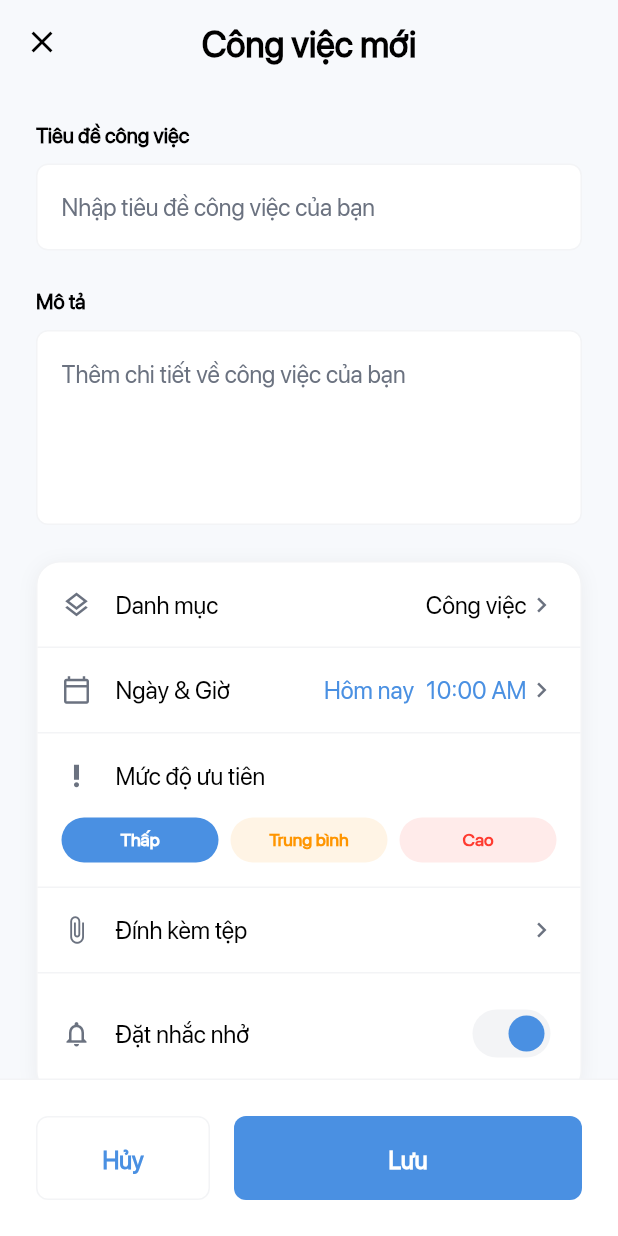
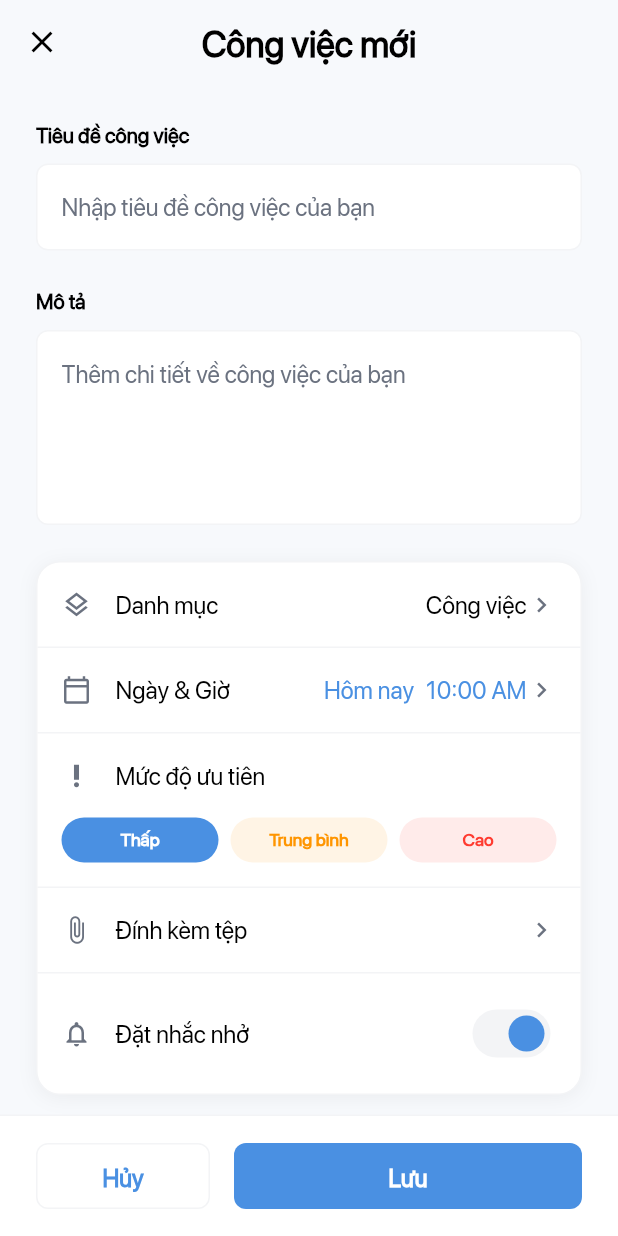
Before and after one commit to huynhkhuanit/task_management_app, a Flutter app: the AddTaskScreen screen opened directly, on a phone screen of 412 x 824 dp. Run offline on Flutter 3.47's test engine with Material 3 defaults, Android fonts, the phone set to English and light mode, and no system bars.

Commit message:
Refactor AddTaskScreen layout for improved readability and UI consistency; adjust padding, spacing, and background colors for better visual appeal.

```diff
--- a/lib/screens/add_task_screen.dart
+++ b/lib/screens/add_task_screen.dart
@@ -89,7 +89,8 @@ class _AddTaskScreenState extends State<AddTaskScreen> {
     if (_selectedDate == null) return 'Hôm nay';
     final now = DateTime.now();
     final today = DateTime(now.year, now.month, now.day);
-    final selected = DateTime(_selectedDate!.year, _selectedDate!.month, _selectedDate!.day);
+    final selected =
+        DateTime(_selectedDate!.year, _selectedDate!.month, _selectedDate!.day);
 
     if (selected == today) {
       return 'Hôm nay';
@@ -171,7 +172,8 @@ class _AddTaskScreenState extends State<AddTaskScreen> {
                 if (controller.text.isNotEmpty) {
                   setState(() {
                     _subTasks.add(controller.text);
-                    _subTaskControllers.add(TextEditingController(text: controller.text));
+                    _subTaskControllers
+                        .add(TextEditingController(text: controller.text));
                   });
                   controller.dispose();
                   Navigator.of(context).pop();
@@ -299,8 +301,10 @@ class _AddTaskScreenState extends State<AddTaskScreen> {
     return Scaffold(
       backgroundColor: const Color(0xFFF7F9FC),
       appBar: AppBar(
-        backgroundColor: Colors.transparent,
+        backgroundColor: const Color(0xFFF7F9FC),
         elevation: 0,
+        scrolledUnderElevation: 0,
+        surfaceTintColor: Colors.transparent,
         leading: IconButton(
           icon: const Icon(Icons.close, color: AppColors.black),
           onPressed: () => Navigator.of(context).pop(),
@@ -422,7 +426,8 @@ class _AddTaskScreenState extends State<AddTaskScreen> {
                                   color: AppColors.grey,
                                   size: 20,
                                 ),
-                                const SizedBox(width: AppDimensions.paddingMedium),
+                                const SizedBox(
+                                    width: AppDimensions.paddingMedium),
                                 Expanded(
                                   child: Text(
                                     'Mức độ ưu tiên',
@@ -449,14 +454,16 @@ class _AddTaskScreenState extends State<AddTaskScreen> {
                                     'Thấp',
                                   ),
                                 ),
-                                const SizedBox(width: AppDimensions.paddingSmall),
+                                const SizedBox(
+                                    width: AppDimensions.paddingSmall),
                                 Expanded(
                                   child: _buildPriorityPillButton(
                                     TaskPriority.medium,
                                     'Trung bình',
                                   ),
                                 ),
-                                const SizedBox(width: AppDimensions.paddingSmall),
+                                const SizedBox(
+                                    width: AppDimensions.paddingSmall),
                                 Expanded(
                                   child: _buildPriorityPillButton(
                                     TaskPriority.high,
@@ -491,6 +498,14 @@ class _AddTaskScreenState extends State<AddTaskScreen> {
                                 });
                               },
                               activeColor: AppColors.primary,
+                              inactiveThumbColor: AppColors.primary,
+                              inactiveTrackColor: AppColors.greyLight,
+                              trackOutlineColor:
+                                  MaterialStateProperty.resolveWith<Color>(
+                                (Set<MaterialState> states) {
+                                  return Colors.transparent;
+                                },
+                              ),
                             ),
                           ),
                         ],
@@ -522,8 +537,11 @@ class _AddTaskScreenState extends State<AddTaskScreen> {
                       child: Column(
                         children: [
                           if (_subTasks.isEmpty) ...[
-                            _buildSubTaskItem('Công việc con đầu tiên', false, 0, isDefault: true),
-                            _buildSubTaskItem('Công việc con thứ hai', false, 1, isDefault: true),
+                            _buildSubTaskItem(
+                                'Công việc con đầu tiên', false, 0,
+                                isDefault: true),
+                            _buildSubTaskItem('Công việc con thứ hai', false, 1,
+                                isDefault: true),
                           ] else
                             ...List.generate(_subTasks.length, (index) {
                               return _buildSubTaskItem(
@@ -545,7 +563,8 @@ class _AddTaskScreenState extends State<AddTaskScreen> {
                                     color: AppColors.primary,
                                     size: 20,
                                   ),
-                                  const SizedBox(width: AppDimensions.paddingSmall),
+                                  const SizedBox(
+                                      width: AppDimensions.paddingSmall),
                                   Text(
                                     'Thêm công việc con',
                                     style: R.styles.body(
@@ -567,7 +586,10 @@ class _AddTaskScreenState extends State<AddTaskScreen> {
 
             // Bottom Buttons
             Container(
-              padding: const EdgeInsets.all(AppDimensions.paddingLarge),
+              padding: const EdgeInsets.symmetric(
+                horizontal: AppDimensions.paddingLarge,
+                vertical: AppDimensions.paddingMedium,
+              ),
               decoration: BoxDecoration(
                 color: AppColors.white,
                 border: Border(
@@ -584,8 +606,9 @@ class _AddTaskScreenState extends State<AddTaskScreen> {
                       onPressed: () => Navigator.of(context).pop(),
                       style: OutlinedButton.styleFrom(
                         padding: const EdgeInsets.symmetric(
-                          vertical: AppDimensions.paddingMedium,
+                          vertical: AppDimensions.paddingSmall,
                         ),
+                        minimumSize: const Size(0, 44),
                         side: const BorderSide(
                           color: AppColors.greyLight,
                           width: 1,
@@ -615,8 +638,9 @@ class _AddTaskScreenState extends State<AddTaskScreen> {
                         backgroundColor: AppColors.primary,
                         foregroundColor: AppColors.white,
                         padding: const EdgeInsets.symmetric(
-                          vertical: AppDimensions.paddingMedium,
+                          vertical: AppDimensions.paddingSmall,
                         ),
+                        minimumSize: const Size(0, 44),
                         shape: RoundedRectangleBorder(
                           borderRadius: BorderRadius.circular(
                             AppDimensions.borderRadiusMedium,
@@ -673,7 +697,8 @@ class _AddTaskScreenState extends State<AddTaskScreen> {
     );
   }
 
-  Widget _buildSubTaskItem(String text, bool isChecked, int index, {bool isDefault = false}) {
+  Widget _buildSubTaskItem(String text, bool isChecked, int index,
+      {bool isDefault = false}) {
     return Padding(
       padding: const EdgeInsets.symmetric(
         vertical: AppDimensions.paddingSmall,
```
